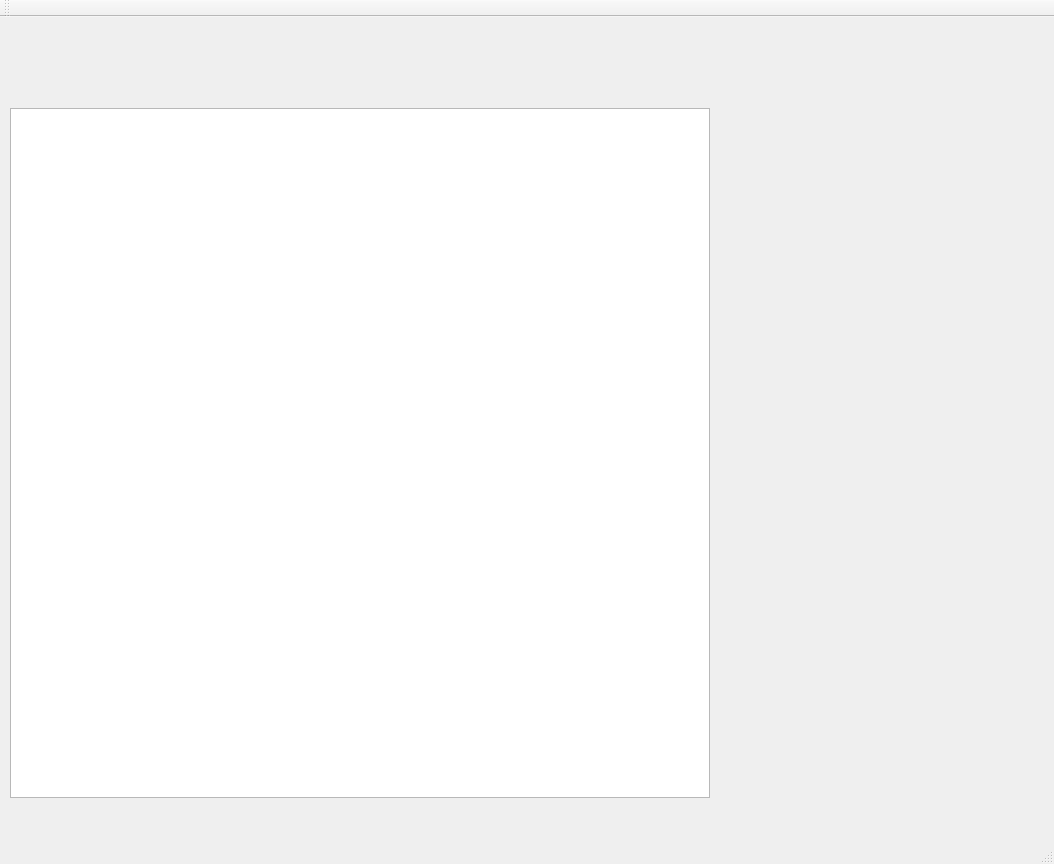
This is mainwindow.ui in Y-codercreator/Code_Dame as Qt 5 draws it before an edit. The edited form follows.
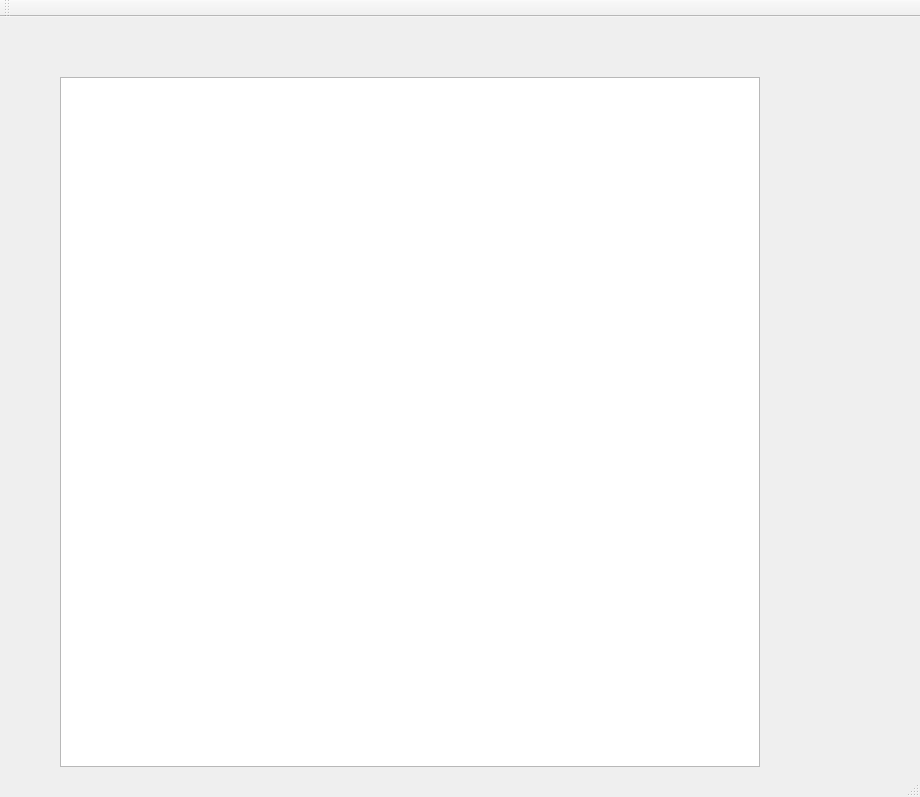
This is the edited form.

Patch:
```diff
--- a/mainwindow.ui
+++ b/mainwindow.ui
@@ -6,8 +6,8 @@
    <rect>
     <x>0</x>
     <y>0</y>
-    <width>1054</width>
-    <height>864</height>
+    <width>920</width>
+    <height>797</height>
    </rect>
   </property>
   <property name="windowTitle">
@@ -17,8 +17,8 @@
    <widget class="QGraphicsView" name="graphicsView">
     <property name="geometry">
      <rect>
-      <x>10</x>
-      <y>91</y>
+      <x>60</x>
+      <y>60</y>
       <width>700</width>
       <height>690</height>
      </rect>
```
Left out of the diff: 2 changed lines with no effect on the pictures.
